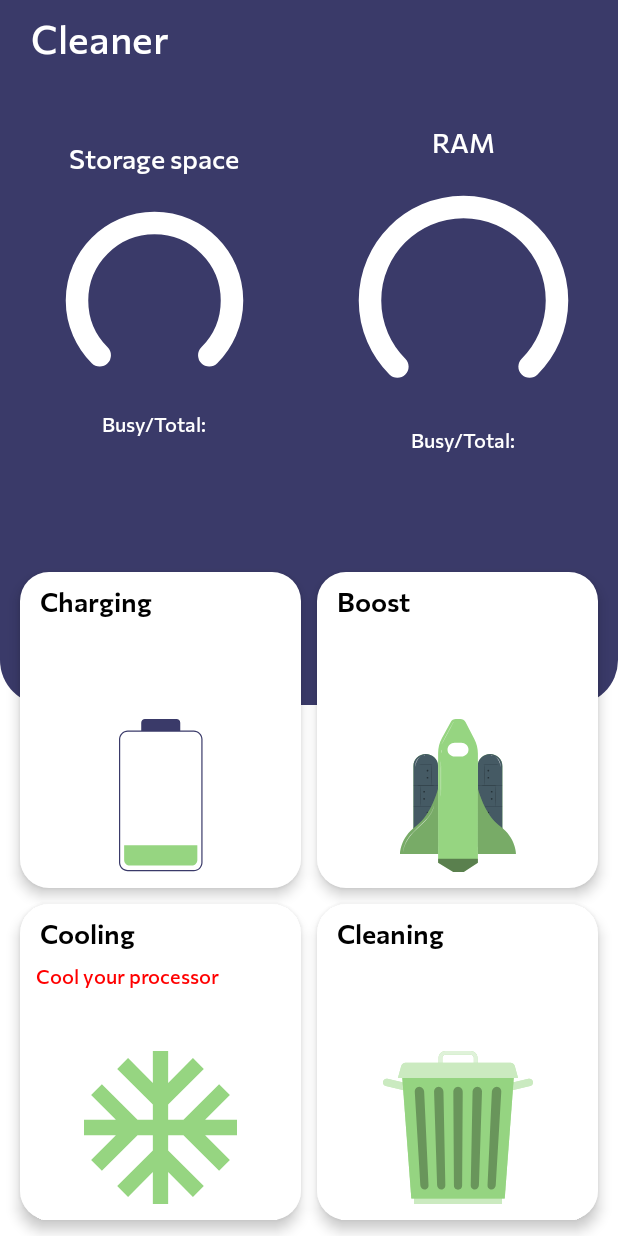
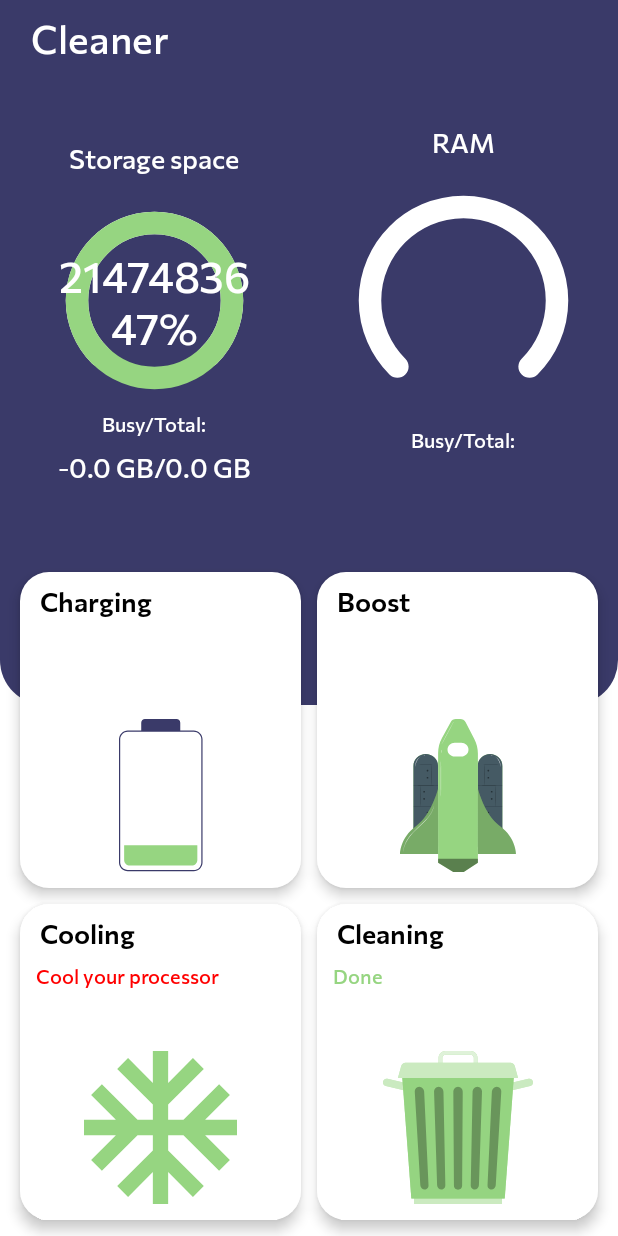
Before and after one commit to bogatovnikita/MagicHelper, an Android app: the MenuFragment screen opened through its navigation route, on a phone screen of 412 x 824 dp. Run offline under Robolectric (Android 15) with nearby library versions, the phone set to English and light mode, and no system bars; our stand-ins replace Dagger/Hilt's generated code, sdp/ssp sizes; libraries missing offline, so code that uses them is left out: com.ads.library; plain views replace AdView; 2 statements that could not run were skipped.

Commit message:
fix check list and showing memory size

```diff
--- a/app/src/main/java/ar/cleaner/first/pf/ui/junk/JunkViewModel.kt
+++ b/app/src/main/java/ar/cleaner/first/pf/ui/junk/JunkViewModel.kt
@@ -112,8 +112,7 @@ class JunkViewModel @Inject constructor(
                     }
                 }
             }
-            getCleanerDetailsUseCase.invoke().collect { result ->
-                when (result) {
+                when (val result = getCleanerDetailsUseCase.get()) {
                     is CaseResult.Success -> {
                         _state.value =
                             state.value.copy(
@@ -125,7 +124,6 @@ class JunkViewModel @Inject constructor(
                         Log.e("pie", "getCleanerDetailsUseCase: Failure")
                     }
                 }
-            }
         }
     }
 
--- a/app/src/main/java/ar/cleaner/first/pf/ui/menu/MenuFragment.kt
+++ b/app/src/main/java/ar/cleaner/first/pf/ui/menu/MenuFragment.kt
@@ -31,7 +31,6 @@ class MenuFragment : Fragment() {
     private val viewModel: MenuViewModel by activityViewModels()
 
     private lateinit var preferences: SharedPreferences
-    private var junkSize = 0
 
     override fun onCreateView(
         inflater: LayoutInflater,
@@ -56,7 +55,6 @@ class MenuFragment : Fragment() {
             CoolingFragment.APP_PREFERENCES,
             Context.MODE_PRIVATE
         )
-        junkSize = preferences.getInt(JunkFragment.JUNK_SIZE, 0)
     }
 
     private fun setColorStatusBar() {
@@ -165,8 +163,9 @@ class MenuFragment : Fragment() {
             if (isOptimized) {
                 storageProgressBar.progressPercent = usedPercents.toFloat() - 1
                 storagePercentTv.text = getString(R.string.percent_D, usedPercents - 1)
+                val generalSize = if (isOptimized) usedMemorySize - preferences.getInt(JunkFragment.JUNK_SIZE, 0).toDouble() / 1024 else usedMemorySize
                 descriptionStorageTv.text =
-                    getString(R.string._F_gb_F_gb, usedMemorySize - junkSize / 1024, totalSize)
+                    getString(R.string._F_gb_F_gb, generalSize, totalSize)
                 cleanDescriptionTv.text = getString(R.string.clean_junk_done)
                 cleanDescriptionTv.setTextColor(
                     ContextCompat.getColor(
--- a/app/src/main/java/ar/cleaner/first/pf/ui/menu/MenuViewModel.kt
+++ b/app/src/main/java/ar/cleaner/first/pf/ui/menu/MenuViewModel.kt
@@ -85,8 +85,7 @@ class MenuViewModel @Inject constructor(
 
     private fun initCleanerDetails() {
         mainScope {
-            getCleanerDetailsUseCase.invoke().collect { result ->
-                when (result) {
+                when (val result = getCleanerDetailsUseCase.get()) {
                     is CaseResult.Success -> {
                         _state.value = state.value.copy(
                             cleanerDetails = result.response
@@ -95,7 +94,6 @@ class MenuViewModel @Inject constructor(
                     is CaseResult.Failure -> {
                         Log.e("pie", "MenuViewModel:initCleanerDetails Failure")
                     }
-                }
             }
         }
     }
--- a/app/src/main/java/ar/cleaner/first/pf/ui/result/ResultFragment.kt
+++ b/app/src/main/java/ar/cleaner/first/pf/ui/result/ResultFragment.kt
@@ -7,7 +7,7 @@ import android.view.LayoutInflater
 import android.view.View
 import android.view.ViewGroup
 import androidx.fragment.app.Fragment
-import androidx.fragment.app.viewModels
+import androidx.fragment.app.activityViewModels
 import androidx.navigation.fragment.findNavController
 import androidx.navigation.fragment.navArgs
 import androidx.recyclerview.widget.LinearLayoutManager
@@ -35,7 +35,7 @@ class ResultFragment : Fragment() {
     private var _binding: FragmentResultBinding? = null
     private val binding get() = _binding!!
 
-    private val viewModel: ResultViewModel by viewModels()
+    private val viewModel: ResultViewModel by activityViewModels()
 
     private val args by navArgs<ResultFragmentArgs>()
 
--- a/app/src/main/java/ar/cleaner/first/pf/ui/result/ResultViewModel.kt
+++ b/app/src/main/java/ar/cleaner/first/pf/ui/result/ResultViewModel.kt
@@ -121,8 +121,7 @@ class ResultViewModel @Inject constructor(
 
     fun initCleanerDetails() {
         mainScope {
-            getCleanerDetailsUseCase.invoke().collect { result ->
-                when (result) {
+            when (val result = getCleanerDetailsUseCase.get()) {
                 is CaseResult.Success -> {
                     _state.value = state.value.copy(
                         cleanerDetails = result.response
@@ -135,4 +134,3 @@ class ResultViewModel @Inject constructor(
         }
     }
 }
-}
--- a/app/src/main/res/layout/fragment_battery.xml
+++ b/app/src/main/res/layout/fragment_battery.xml
@@ -296,7 +296,7 @@
     <androidx.appcompat.widget.AppCompatButton
         android:id="@+id/danger_button"
         android:layout_width="match_parent"
-        android:layout_height="0dp"
+        android:layout_height="wrap_content"
         android:layout_marginHorizontal="@dimen/_8sdp"
         android:layout_marginBottom="@dimen/_16sdp"
         android:clickable="false"
@@ -308,7 +308,6 @@
         android:textSize="@dimen/_11ssp"
         app:layout_constraintBottom_toTopOf="@id/boost_button"
         app:layout_constraintEnd_toEndOf="parent"
-        app:layout_constraintHeight_percent="0.07"
         app:layout_constraintStart_toStartOf="parent"
         tools:background="@drawable/background_button_danger"
         tools:text="@string/you_need_to_increase_the_working_time_of_the_phone"
--- a/app/src/main/res/layout/fragment_boost.xml
+++ b/app/src/main/res/layout/fragment_boost.xml
@@ -251,7 +251,7 @@
     <androidx.appcompat.widget.AppCompatButton
         android:id="@+id/danger_button"
         android:layout_width="match_parent"
-        android:layout_height="0dp"
+        android:layout_height="wrap_content"
         android:layout_marginHorizontal="@dimen/_8sdp"
         android:layout_marginBottom="@dimen/_16sdp"
         android:clickable="false"
@@ -263,7 +263,6 @@
         android:textSize="@dimen/_11ssp"
         app:layout_constraintBottom_toTopOf="@id/boost_button"
         app:layout_constraintEnd_toEndOf="parent"
-        app:layout_constraintHeight_percent="0.07"
         app:layout_constraintStart_toStartOf="parent"
         app:layout_constraintTop_toBottomOf="@id/root_background_iv"
         app:layout_constraintVertical_bias="1"
--- a/app/src/main/res/layout/fragment_cleaning.xml
+++ b/app/src/main/res/layout/fragment_cleaning.xml
@@ -535,7 +535,7 @@
     <androidx.appcompat.widget.AppCompatButton
         android:id="@+id/danger_button"
         android:layout_width="match_parent"
-        android:layout_height="0dp"
+        android:layout_height="wrap_content"
         android:layout_marginHorizontal="@dimen/_8sdp"
         android:layout_marginBottom="@dimen/_16sdp"
         android:clickable="false"
@@ -548,7 +548,6 @@
         android:textSize="@dimen/_11ssp"
         app:layout_constraintBottom_toTopOf="@id/boost_button"
         app:layout_constraintEnd_toEndOf="parent"
-        app:layout_constraintHeight_percent="0.07"
         app:layout_constraintStart_toStartOf="parent"
         app:layout_constraintTop_toBottomOf="@id/root_background_iv"
         app:layout_constraintVertical_bias="1"
--- a/app/src/main/res/layout/fragment_cooling.xml
+++ b/app/src/main/res/layout/fragment_cooling.xml
@@ -248,7 +248,7 @@
     <androidx.appcompat.widget.AppCompatButton
         android:id="@+id/danger_button"
         android:layout_width="match_parent"
-        android:layout_height="0dp"
+        android:layout_height="wrap_content"
         android:layout_marginHorizontal="@dimen/_8sdp"
         android:layout_marginBottom="@dimen/_16sdp"
         tools:background="@drawable/background_button_danger"
@@ -262,7 +262,6 @@
         android:textSize="@dimen/_11ssp"
         app:layout_constraintBottom_toTopOf="@id/boost_button"
         app:layout_constraintEnd_toEndOf="parent"
-        app:layout_constraintHeight_percent="0.07"
         app:layout_constraintStart_toStartOf="parent"
         app:layout_constraintTop_toBottomOf="@id/root_background_iv"
         app:layout_constraintVertical_bias="1"
--- a/domain/src/main/java/ar/cleaner/first/pf/domain/usecases/junk/GetCleanerDetailsUseCase.kt
+++ b/domain/src/main/java/ar/cleaner/first/pf/domain/usecases/junk/GetCleanerDetailsUseCase.kt
@@ -1,30 +1,24 @@
 package ar.cleaner.first.pf.domain.usecases.junk
 
 import ar.cleaner.first.pf.domain.const.Const.GB
-import ar.cleaner.first.pf.domain.exception.NonValidValuesException
 import ar.cleaner.first.pf.domain.exception.checkEmptyAndSum
-import ar.cleaner.first.pf.domain.extencion.isValuesCompatible
 import ar.cleaner.first.pf.domain.mapper.asPercents
 import ar.cleaner.first.pf.domain.mapper.asTrashPercents
 import ar.cleaner.first.pf.domain.models.CleanerDetails
 import ar.cleaner.first.pf.domain.repositorys.junk.JunkUseCasRepository
-import ar.cleaner.first.pf.domain.usecases.base.DefaultUseCase
 import ar.cleaner.first.pf.domain.utils.isTimePassed
-import ar.cleaner.first.pf.domain.utils.isWorking
 import ar.cleaner.first.pf.domain.utils.sumAll
 import ar.cleaner.first.pf.domain.wrapper.CaseResult
-import kotlinx.coroutines.CoroutineDispatcher
 import kotlinx.coroutines.delay
 import kotlinx.coroutines.flow.*
 import javax.inject.Inject
 
 class GetCleanerDetailsUseCase @Inject constructor(
     private val junkUseCasRepository: JunkUseCasRepository,
-    private val dispatcher: CoroutineDispatcher
-) : DefaultUseCase<CleanerDetails, Exception> {
-    override fun invoke(): Flow<CaseResult<CleanerDetails, Exception>> =
-        flow {
-            while (isWorking()) {
+) {
+
+    suspend fun get(): CaseResult<CleanerDetails, Exception> {
+        try {
             val isOptimized = !isTimePassed(junkUseCasRepository.lastOptimizationMillis.first())
             val garbageSize = try {
                 val unnecessaryApk =
@@ -49,18 +43,9 @@ class GetCleanerDetailsUseCase @Inject constructor(
                 usedPercents = usedMemorySize.asPercents(totalSize),
                 isOptimized = isOptimized
             )
-                emit(details)
-                delay(3000)
+            return CaseResult.Success(details)
+        } catch (e: Exception) {
+            return CaseResult.Failure(e)
         }
     }
-            .map {
-                if (it.isValuesCompatible())
-                    CaseResult.Success(it)
-                else CaseResult.Failure(NonValidValuesException())
 }
-            .catch { throwable ->
-                throwable.printStackTrace()
-            }
-            .cancellable()
-            .flowOn(dispatcher)
-}
```
Also changed, not shown: app/src/main/java/ar/cleaner/first/pf/ui/junk/JunkProgressFragment.kt (+6 -2 lines). Lines whose indentation alone changed are shown as unchanged.
